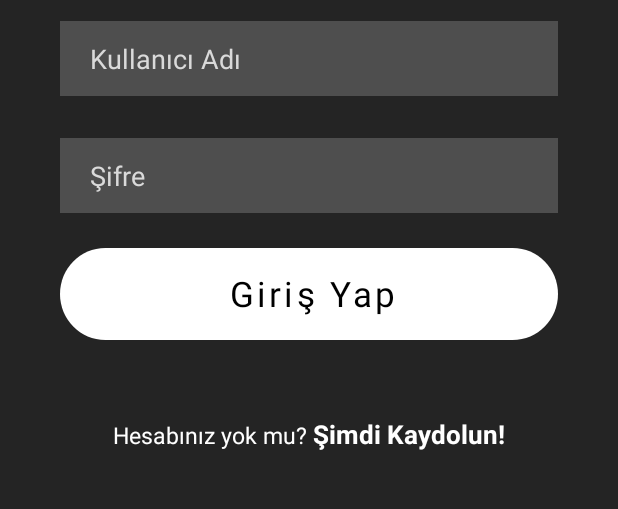
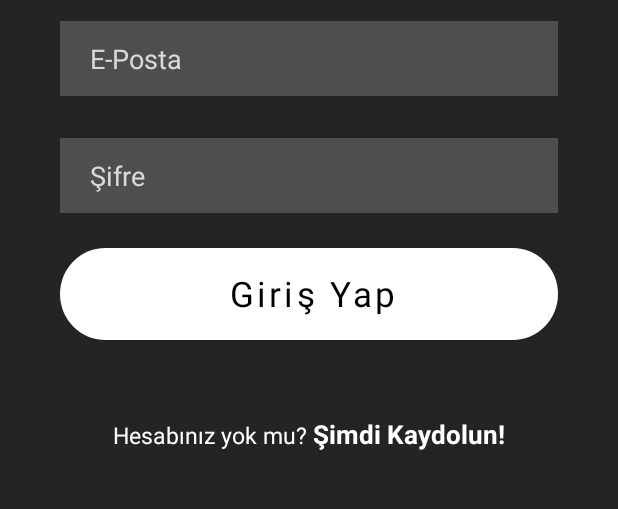
Before and after one commit to enesray/RayTech_App, an Android app: the layout login_activity.xml on its own in the app's theme, with its tools: preview values and no code run, on a phone screen of 412 x 824 dp, the part 529-1038 px from its top. Run offline under Robolectric (Android 15) with nearby library versions, the phone set to English and light mode, and no system bars; Roboto replaces fonts that are not available here.

Commit message:
Login activity design revise

```diff
--- a/app/src/main/res/layout/login_activity.xml
+++ b/app/src/main/res/layout/login_activity.xml
@@ -7,7 +7,7 @@
     android:background="#242424"
     android:orientation="vertical"
     android:weightSum="7"
-    tools:context=".LoginActivity">
+    tools:context=".login.LoginActivity">
 
     <LinearLayout
         android:layout_width="match_parent"
@@ -56,8 +56,8 @@
                 android:layout_marginRight="40dp"
                 android:background="@drawable/edit_txt_design_1"
                 android:fontFamily="@font/roboto_light"
-                android:hint="Kullanıcı Adı"
-                android:inputType="textPersonName"
+                android:inputType="textEmailAddress"
+                android:hint="E-Posta"
                 android:paddingLeft="20dp"
                 android:textColorHint="#DADADA" />
         </LinearLayout>
@@ -92,12 +92,13 @@
                 android:id="@+id/userLoginButton"
                 android:layout_width="wrap_content"
                 android:layout_height="wrap_content"
+                android:layout_marginLeft="40dp"
+                android:layout_marginRight="40dp"
                 android:background="@drawable/button_design_1"
                 android:fontFamily="@font/roboto_medium"
+                android:onClick="userLoginButton"
+                android:paddingLeft="20dp"
                 android:text="Giriş Yap"
-                android:layout_marginLeft="40dp"
-                android:layout_marginRight="40dp"
-                android:paddingLeft="20dp"
                 android:textAllCaps="false"
                 android:textColor="#000000"
                 android:textColorHint="@color/black"
@@ -109,6 +110,7 @@
 
 
     <LinearLayout
+        android:id="@+id/registerLayout"
         android:layout_width="match_parent"
         android:layout_height="0dp"
         android:layout_weight="0.9"
```
